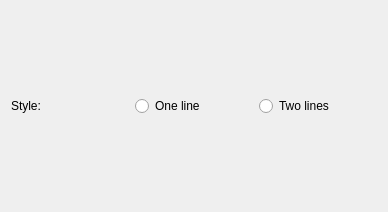
The window that src/gui/EntryDelegatePreferences.ui (Gnurou/tagainijisho) describes before a commit, drawn with Qt 5.
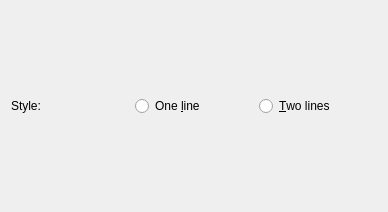
The same window after the commit.

Commit message: gui: remove unneeded 'Form' window titles

The edit to the form file:
```diff
--- a/src/gui/EntryDelegatePreferences.ui
+++ b/src/gui/EntryDelegatePreferences.ui
@@ -26,14 +26,14 @@
      <item>
       <widget class="QRadioButton" name="oneLine">
        <property name="text">
-        <string>One line</string>
+        <string>One &amp;line</string>
        </property>
       </widget>
      </item>
      <item>
       <widget class="QRadioButton" name="twoLines">
        <property name="text">
-        <string>Two lines</string>
+        <string>&amp;Two lines</string>
        </property>
       </widget>
      </item>
```
Left out of the diff: 3 changed lines with no effect on the pictures. The commit also changes 7 other files.
